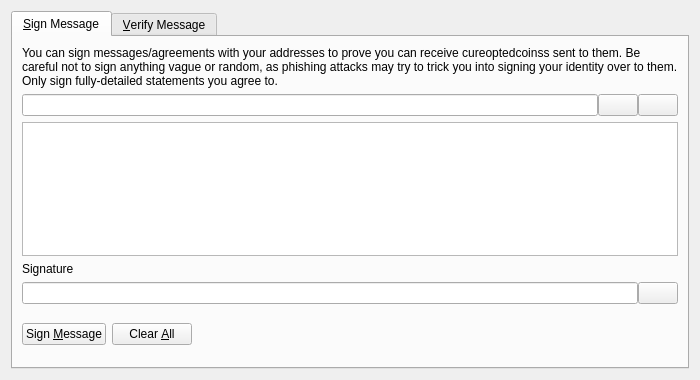
Old version of the form src/qt/forms/signverifymessagedialog.ui in the repository minblock/cureoptedcoin.
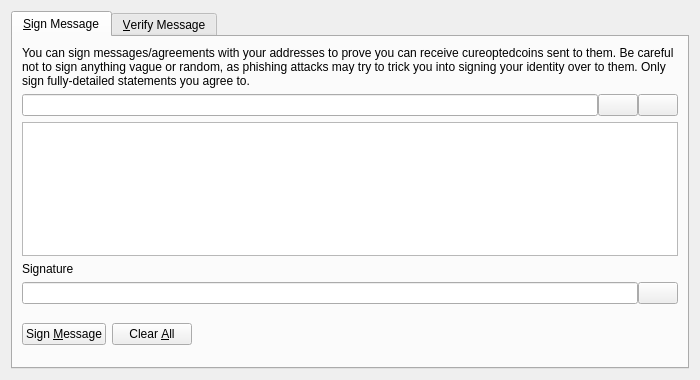
New version of the form. Icons and pictures are not drawn. Custom widgets are drawn as their Qt base class.

What changed in the file:
```diff
--- a/src/qt/forms/signverifymessagedialog.ui
+++ b/src/qt/forms/signverifymessagedialog.ui
@@ -30,7 +30,7 @@
        <item>
         <widget class="QLabel" name="infoLabel_SM">
          <property name="text">
-          <string>You can sign messages/agreements with your addresses to prove you can receive cureoptedcoinss sent to them. Be careful not to sign anything vague or random, as phishing attacks may try to trick you into signing your identity over to them. Only sign fully-detailed statements you agree to.</string>
+          <string>You can sign messages/agreements with your addresses to prove you can receive cureoptedcoins sent to them. Be careful not to sign anything vague or random, as phishing attacks may try to trick you into signing your identity over to them. Only sign fully-detailed statements you agree to.</string>
          </property>
          <property name="textFormat">
           <enum>Qt::PlainText</enum>
```
Left out of the diff: 8 changed lines with no effect on the pictures.
